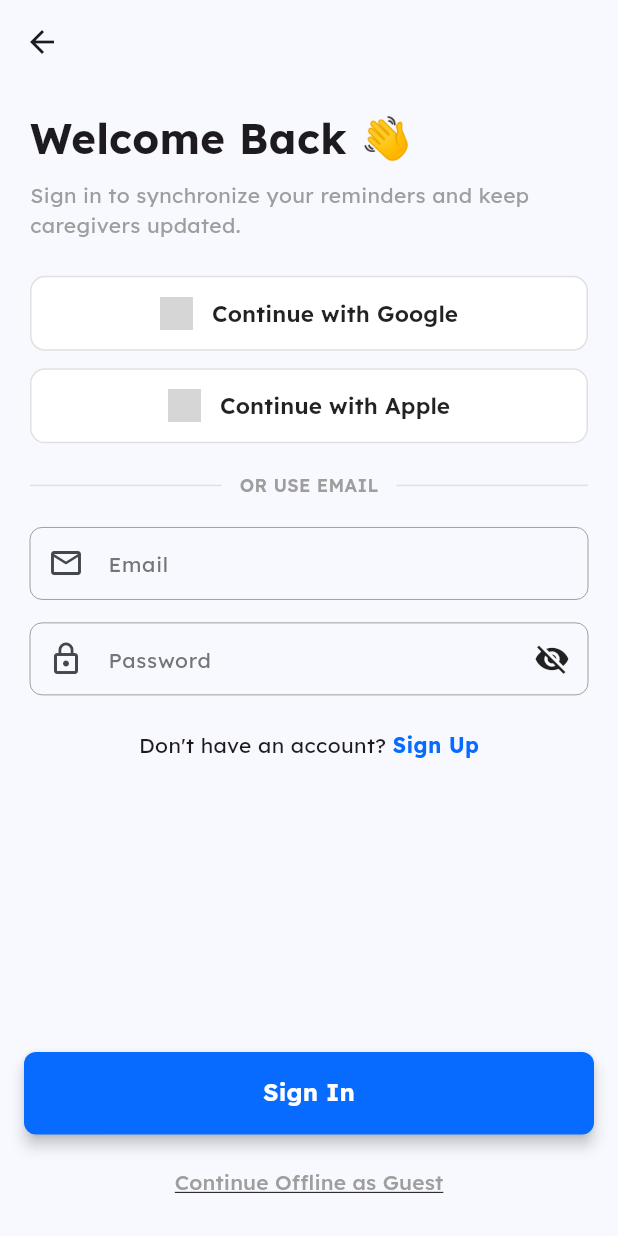
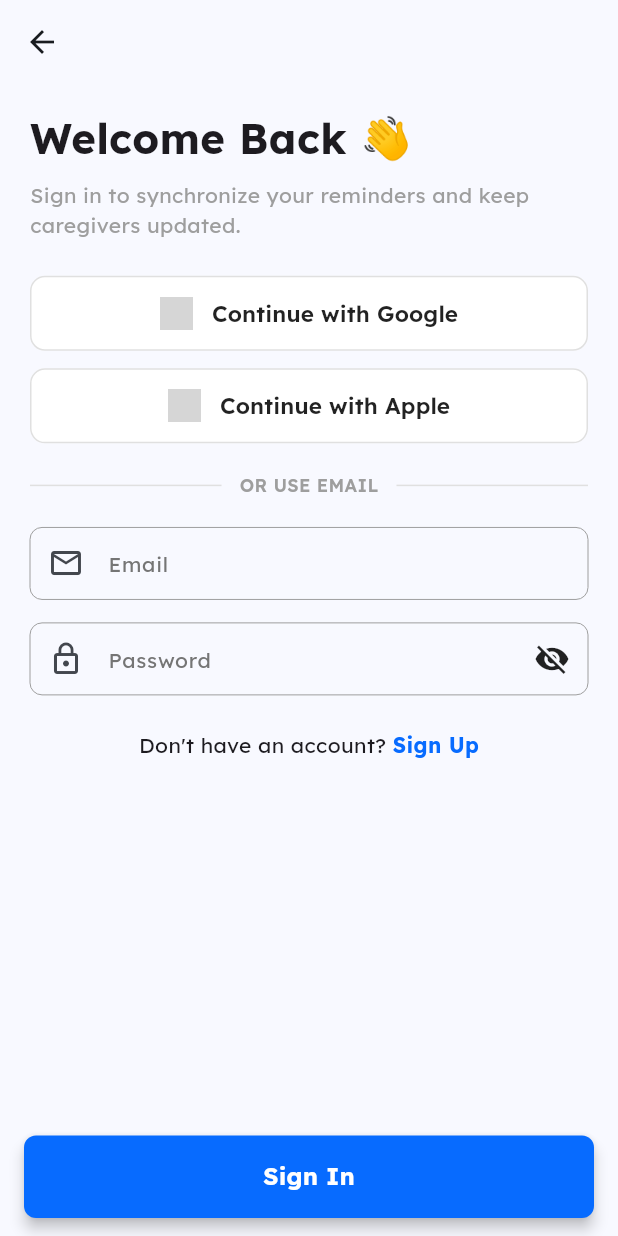
Before and after one commit to ShafiMunshi/Medicine_Scheduler, a Flutter app: the SignWithEmailInScreen screen opened by its route, on a phone screen of 412 x 824 dp. Run offline on Flutter 3.47's test engine with Material 3 defaults, Android fonts, the phone set to English and light mode, and no system bars; drawn by our look-alikes of nb_utils; our stand-ins replace cached_network_image, calendar_date_picker2, cloud_firestore, drift, drift_flutter, dropdown_button2 and 19 more; missing offline and left inert: flutter_scalable_ocr; accounts and stored records are empty; generated files the repository leaves out were written again; network calls fail; project files that could hold a hidden picture were left out; grey boxes are pictures that could not be loaded.

Commit message:
feat: enforce mandatory authentication and profile setup without guest mode

```diff
--- a/lib/main.dart
+++ b/lib/main.dart
@@ -7,6 +7,7 @@ import 'package:google_fonts/google_fonts.dart';
 import 'package:medicine_app/data/source/my_shared_pref.dart';
 import 'package:medicine_app/firebase_options.dart';
 import 'package:medicine_app/routes.dart';
+import 'package:medicine_app/screens/auth/auth_gate.dart';
 import 'package:medicine_app/screens/top_screen_view.dart';
 import 'package:medicine_app/service/notification_service.dart';
 
@@ -63,7 +64,7 @@ class MyApp extends StatelessWidget {
           colorScheme: ColorScheme.fromSeed(seedColor: Colors.blue),
           useMaterial3: true,
         ),
-        home: const TopScreenView(),
+        home: const AuthGate(),
         routes: app_routes,
       ),
     );
--- a/lib/screens/auth/sign_in_page.dart
+++ b/lib/screens/auth/sign_in_page.dart
@@ -118,30 +118,13 @@ class _SignWithEmailInScreenState extends ConsumerState<SignWithEmailInScreen> {
         showLeadingIcon: false,
       ),
       bottomNavigationBar: SafeArea(
-        child: Column(
-          mainAxisSize: MainAxisSize.min,
-          children: [
-            CommonButton(
-              buttonText: _isSigningIn ? "Signing In..." : "Sign In",
-              width: MediaQuery.of(context).size.width,
-              onTap: _isSigningIn ? null : _signInWithEmail,
-            ).paddingSymmetric(horizontal: 16, vertical: 8),
-            TextButton(
-              onPressed: () {
-                // Continue offline without signing in
-                Navigator.pushReplacementNamed(context, TopScreenView.routeName);
-              },
-              child: const Text(
-                "Continue Offline as Guest",
-                style: TextStyle(
-                  color: Colors.grey,
-                  fontSize: 14,
-                  decoration: TextDecoration.underline,
-                ),
-              ),
-            ),
-            12.verticalSpace,
-          ],
+        child: Padding(
+          padding: const EdgeInsets.symmetric(horizontal: 16, vertical: 12),
+          child: CommonButton(
+            buttonText: _isSigningIn ? "Signing In..." : "Sign In",
+            width: MediaQuery.of(context).size.width,
+            onTap: _isSigningIn ? null : _signInWithEmail,
+          ),
         ),
       ),
       body: SingleChildScrollView(
--- a/lib/screens/profile/user_profile_setup_view.dart
+++ b/lib/screens/profile/user_profile_setup_view.dart
@@ -179,7 +179,9 @@ class _UserProfileSetupViewState extends ConsumerState<UserProfileSetupView> {
     final profileState = ref.watch(profileControllerProvider);
     final isLoading = profileState.isLoading;
 
-    return Scaffold(
+    return PopScope(
+      canPop: !widget.isInitialSetup,
+      child: Scaffold(
         appBar: AppBar(
           title: Text(
             widget.isInitialSetup ? 'Complete Profile' : 'Edit Health Profile',
@@ -524,6 +526,7 @@ class _UserProfileSetupViewState extends ConsumerState<UserProfileSetupView> {
           ),
         ),
       ),
+    ),
   );
   }
 
```
Also changed, not shown: lib/screens/auth/auth_gate.dart (added, +53 -0 lines), lib/screens/settings/settings_view.dart (+15 -4 lines), 1 other file. Lines whose indentation alone changed are shown as unchanged.
